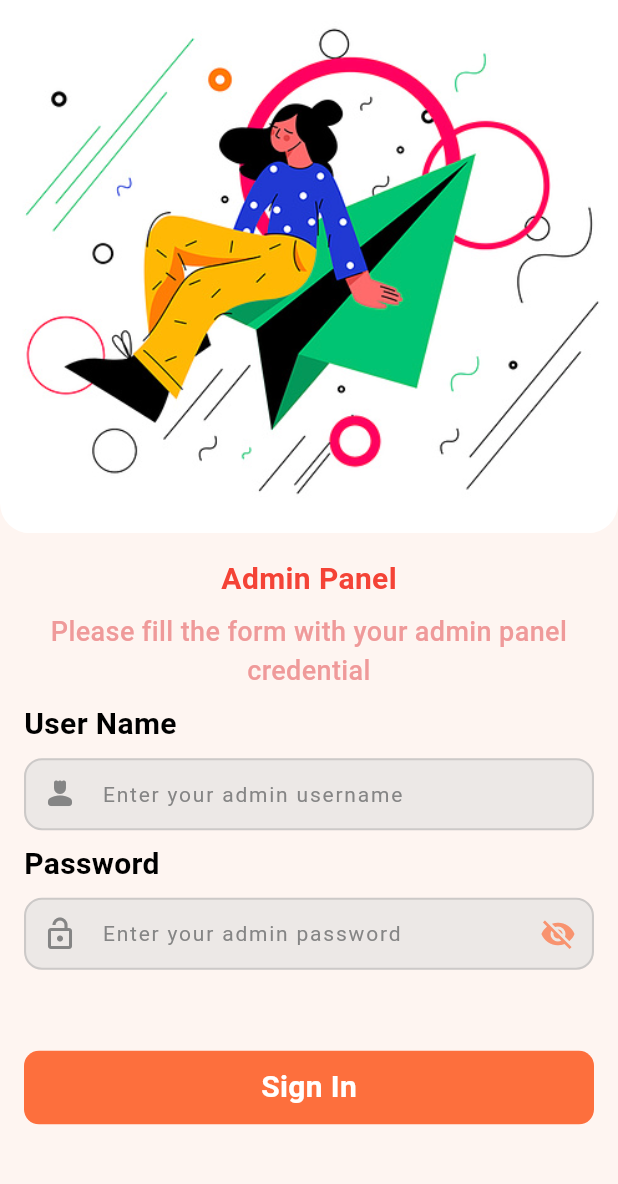
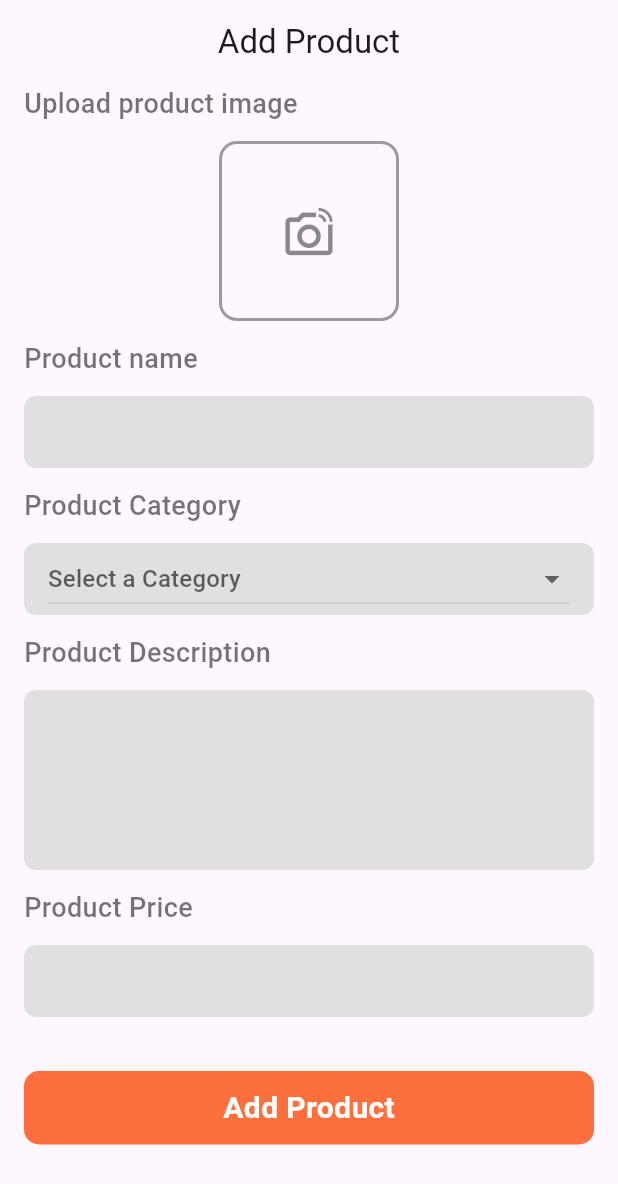
Before and after one commit to Shougotmollik/fireshop, a Flutter app: the screen it shows after launch, on a phone screen of 412 x 824 dp. Shown: the top 1184 px of the screen. Run offline on Flutter 3.47's test engine with Material 3 defaults, Android fonts, the phone set to English and light mode, and no system bars; our stand-ins replace cloud_firestore, firebase_auth, firebase_core, firebase_storage, get, image_picker and 2 more; accounts and stored records are empty.

Commit message:
- admin add product design complete

```diff
--- /dev/null
+++ b/lib/admin/controller/admin_add_product_controller.dart
@@ -0,0 +1,55 @@
+import 'dart:io';
+
+import 'package:firebase_storage/firebase_storage.dart';
+import 'package:fireshop/utils/helper/ui_helper.dart';
+import 'package:flutter/material.dart';
+
+import 'package:get/get.dart';
+import 'package:random_string/random_string.dart';
+
+class AdminAddProductController extends GetxController {
+  final TextEditingController productNameTEController = TextEditingController();
+  final TextEditingController productDesTEController = TextEditingController();
+  final TextEditingController productPriceTEController =
+      TextEditingController();
+
+  final List<String> categoryList = [
+    'Headphone',
+    'Watch',
+    'Mobile',
+    'Television',
+    'Laptop',
+  ].obs;
+  var selectedValue = RxnString();
+
+  // Image selection
+  Rx<File?> selectedImage = Rx<File?>(null);
+
+  Future<void> pickFromGallery() async {
+    File? image = await pickImage();
+    if (image != null) {
+      selectedImage.value = image;
+    }
+  }
+
+  Future<void> uploadItem() async {
+    if (selectedImage.value != null &&
+        productPriceTEController.text.isNotEmpty &&
+        productNameTEController.text.isNotEmpty &&
+        productDesTEController.text.isNotEmpty) {
+      String addId = randomAlphaNumeric(10);
+      Reference firebaseReference = FirebaseStorage.instance
+          .ref()
+          .child('blogImage')
+          .child(addId);
+    }
+  }
+
+  @override
+  void dispose() {
+    productNameTEController.dispose();
+    productDesTEController.dispose();
+    productPriceTEController.dispose();
+    super.dispose();
+  }
+}
--- /dev/null
+++ b/lib/admin/views/home/add_product_screen.dart
@@ -0,0 +1,69 @@
+import 'package:fireshop/admin/controller/admin_add_product_controller.dart';
+import 'package:fireshop/admin/widgets/category_drop_menu.dart';
+import 'package:fireshop/admin/widgets/custom_text_input_field.dart';
+import 'package:fireshop/admin/widgets/inser_image_widget.dart';
+import 'package:fireshop/utils/helper/app_text_style.dart';
+import 'package:fireshop/views/main_nav/home/widgets/custom_elevated_button.dart';
+import 'package:flutter/material.dart';
+import 'package:get/get.dart';
+
+class AddProductScreen extends StatelessWidget {
+  const AddProductScreen({super.key});
+
+  @override
+  Widget build(BuildContext context) {
+    final AdminAddProductController controller =
+        Get.find<AdminAddProductController>();
+    return Scaffold(
+      appBar: AppBar(title: Text('Add Product'), centerTitle: true),
+      body: SingleChildScrollView(
+        physics: const BouncingScrollPhysics(),
+        child: Padding(
+          padding: const EdgeInsets.symmetric(horizontal: 16.0),
+          child: Column(
+            crossAxisAlignment: CrossAxisAlignment.start,
+            spacing: 12,
+            children: [
+              Text('Upload product image', style: AppTextStyle.lightTextStyle),
+              _buildProductImageSection(controller),
+              Text('Product name', style: AppTextStyle.lightTextStyle),
+              CustomTextInputFiled(
+                controller: controller.productNameTEController,
+              ),
+              Text('Product Category', style: AppTextStyle.lightTextStyle),
+              CategoryDropMenu(),
+              Text('Product Description', style: AppTextStyle.lightTextStyle),
+              CustomTextInputFiled(
+                controller: controller.productDesTEController,
+                maxLines: 4,
+              ),
+              Text('Product Price', style: AppTextStyle.lightTextStyle),
+              CustomTextInputFiled(
+                controller: controller.productPriceTEController,
+              ),
+              const SizedBox(height: 12),
+              CustomElevatedButton(btnText: 'Add Product', onTap: () {}),
+            ],
+          ),
+        ),
+      ),
+    );
+  }
+
+  Widget _buildProductImageSection(AdminAddProductController controller) {
+    return Obx(
+      () => controller.selectedImage.value != null
+          ? Center(
+              child: ClipRRect(
+                borderRadius: BorderRadius.circular(12),
+                child: Image.file(
+                  controller.selectedImage.value!,
+                  width: 120,
+                  height: 120,
+                ),
+              ),
+            )
+          : InsertImageWidget(onTap: () => controller.pickFromGallery()),
+    );
+  }
+}
--- /dev/null
+++ b/lib/admin/widgets/category_drop_menu.dart
@@ -0,0 +1,38 @@
+import 'package:fireshop/utils/helper/app_text_style.dart';
+import 'package:flutter/material.dart';
+import 'package:get/get.dart';
+import 'package:fireshop/admin/controller/admin_add_product_controller.dart';
+
+class CategoryDropMenu extends StatelessWidget {
+  const CategoryDropMenu({super.key});
+
+  @override
+  Widget build(BuildContext context) {
+    final AdminAddProductController controller =
+        Get.find<AdminAddProductController>();
+
+    return Container(
+      padding: const EdgeInsets.symmetric(horizontal: 16),
+      decoration: BoxDecoration(
+        color: Colors.grey.shade300,
+        borderRadius: BorderRadius.circular(8),
+      ),
+      child: Obx(
+        () => DropdownButton<String>(
+          isExpanded: true,
+          value: controller.selectedValue.value,
+          hint: const Text("Select a Category"),
+          items: controller.categoryList.map((String item) {
+            return DropdownMenuItem<String>(
+              value: item,
+              child: Text(item, style: AppTextStyle.semiBoldTextStyle),
+            );
+          }).toList(),
+          onChanged: (value) {
+            controller.selectedValue.value = value;
+          },
+        ),
+      ),
+    );
+  }
+}
--- /dev/null
+++ b/lib/admin/widgets/custom_text_input_field.dart
@@ -0,0 +1,30 @@
+import 'package:flutter/material.dart';
+
+class CustomTextInputFiled extends StatelessWidget {
+  const CustomTextInputFiled({
+    super.key,
+    required this.controller,
+    this.maxLines = 1,
+  });
+
+  final TextEditingController controller;
+  final int? maxLines;
+
+  @override
+  Widget build(BuildContext context) {
+    return Container(
+      decoration: BoxDecoration(
+        color: Colors.grey.shade300,
+        borderRadius: BorderRadius.circular(8),
+      ),
+      child: TextFormField(
+        controller: controller,
+        maxLines: maxLines,
+        decoration: InputDecoration(
+          contentPadding: EdgeInsets.symmetric(horizontal: 16, vertical: 12),
+          border: OutlineInputBorder(borderSide: BorderSide.none),
+        ),
+      ),
+    );
+  }
+}
--- /dev/null
+++ b/lib/admin/widgets/inser_image_widget.dart
@@ -0,0 +1,31 @@
+import 'package:flutter/material.dart';
+
+class InsertImageWidget extends StatelessWidget {
+  const InsertImageWidget({super.key, required this.onTap});
+
+  final VoidCallback onTap;
+
+  @override
+  Widget build(BuildContext context) {
+    return Center(
+      child: GestureDetector(
+        onTap: onTap,
+        child: Container(
+          height: 120,
+          width: 120,
+          decoration: BoxDecoration(
+            borderRadius: BorderRadius.circular(12),
+            border: Border.all(color: Colors.black38, width: 2),
+          ),
+          child: Center(
+            child: Icon(
+              Icons.linked_camera_outlined,
+              color: Colors.black45,
+              size: 38,
+            ),
+          ),
+        ),
+      ),
+    );
+  }
+}
--- a/lib/app.dart
+++ b/lib/app.dart
@@ -1,4 +1,4 @@
-import 'package:fireshop/admin/views/auth/screens/admin_login_screen.dart';
+import 'package:fireshop/admin/views/home/add_product_screen.dart';
 import 'package:fireshop/controller_binder.dart';
 import 'package:flutter/material.dart';
 import 'package:get/get.dart';
@@ -11,7 +11,7 @@ class MyApp extends StatelessWidget {
     return GetMaterialApp(
       title: 'FireShop',
       initialBinding: ControllerBinder(),
-      home: AdminLoginScreen(),
+      home: AddProductScreen(),
     );
   }
 }
--- a/lib/controller_binder.dart
+++ b/lib/controller_binder.dart
@@ -1,3 +1,4 @@
+import 'package:fireshop/admin/controller/admin_add_product_controller.dart';
 import 'package:fireshop/admin/controller/admin_auth_controller.dart';
 import 'package:fireshop/controller/auth_controller.dart';
 import 'package:fireshop/controller/home_controller.dart';
@@ -14,5 +15,6 @@ class ControllerBinder extends Bindings {
 
     //   admin end Controllers
     Get.lazyPut<AdminAuthController>(() => AdminAuthController());
+    Get.lazyPut<AdminAddProductController>(() => AdminAddProductController());
   }
 }
--- a/lib/utils/helper/ui_helper.dart
+++ b/lib/utils/helper/ui_helper.dart
@@ -1,7 +1,10 @@
 //* snack bar
+import 'dart:io';
+
 import 'package:fireshop/theme/app_colors.dart';
 import 'package:flutter/material.dart';
 import 'package:get/get.dart';
+import 'package:image_picker/image_picker.dart';
 
 void showSnackBar(String title, String message, {bool isError = false}) {
   Get.snackbar(
@@ -16,3 +19,17 @@ void showSnackBar(String title, String message, {bool isError = false}) {
     icon: Icon(isError ? Icons.error : Icons.check_circle, color: Colors.white),
   );
 }
+
+final ImagePicker _picker = ImagePicker();
+
+Future<File?> pickImage() async {
+  final XFile? pickedImage = await _picker.pickImage(
+    source: ImageSource.gallery,
+  );
+
+  if (pickedImage != null) {
+    return File(pickedImage.path);
+  }
+
+  return null;
+}
--- a/pubspec.yaml
+++ b/pubspec.yaml
@@ -40,6 +40,8 @@ dependencies:
   firebase_auth: ^6.0.1
   random_string: ^2.3.1
   shared_preferences: ^2.5.3
+  image_picker: ^1.2.0
+  firebase_storage: ^13.0.0
 
 dev_dependencies:
   flutter_test:
```
Also changed, not shown: pubspec.lock.
